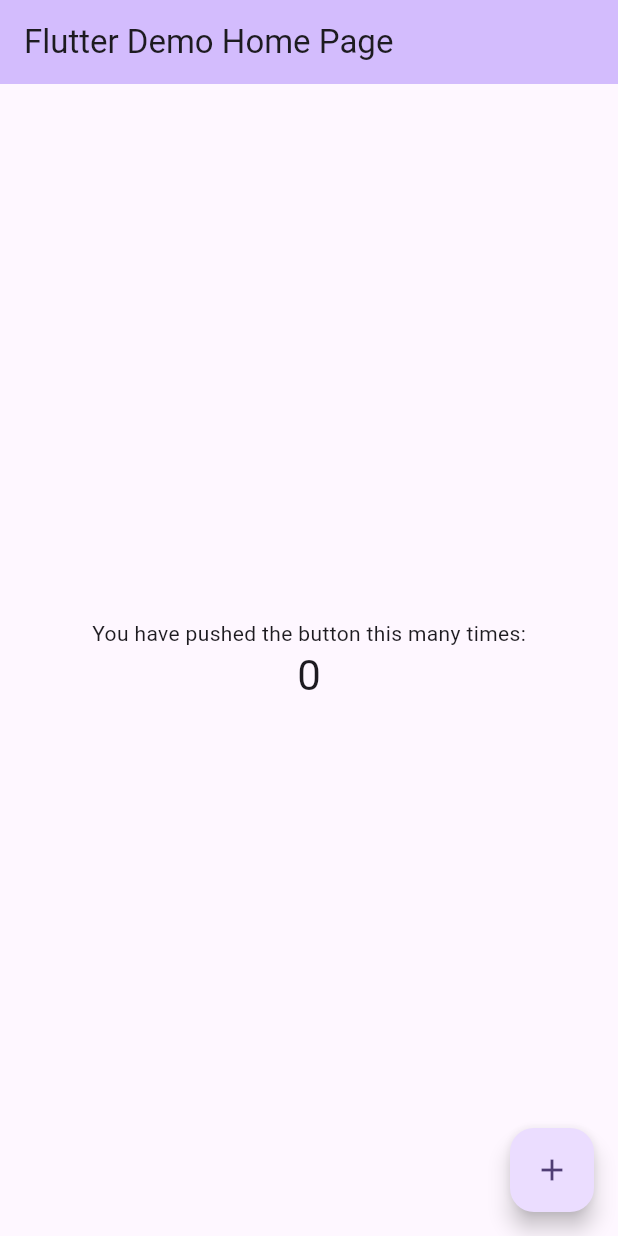
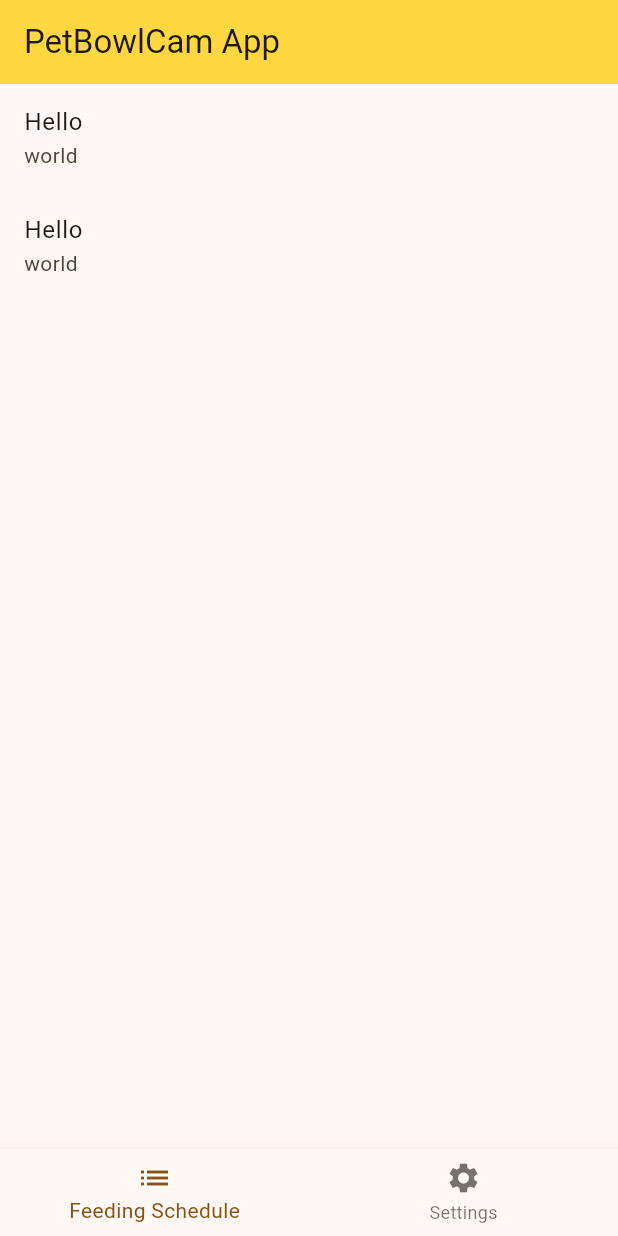
Before and after one commit to BryanEgbert/pet_bowl_cam_app, a Flutter app: the screen it shows after launch, on a phone screen of 412 x 824 dp. Run offline on Flutter 3.47's test engine with Material 3 defaults, Android fonts, the light colour scheme and no system bars.

```diff
--- a/lib/main.dart
+++ b/lib/main.dart
@@ -13,113 +13,53 @@ class MyApp extends StatelessWidget {
     return MaterialApp(
       title: 'Flutter Demo',
       theme: ThemeData(
-        // This is the theme of your application.
-        //
-        // TRY THIS: Try running your application with "flutter run". You'll see
-        // the application has a purple toolbar. Then, without quitting the app,
-        // try changing the seedColor in the colorScheme below to Colors.green
-        // and then invoke "hot reload" (save your changes or press the "hot
-        // reload" button in a Flutter-supported IDE, or press "r" if you used
-        // the command line to start the app).
-        //
-        // Notice that the counter didn't reset back to zero; the application
-        // state is not lost during the reload. To reset the state, use hot
-        // restart instead.
-        //
-        // This works for code too, not just values: Most code changes can be
-        // tested with just a hot reload.
-        colorScheme: ColorScheme.fromSeed(seedColor: Colors.deepPurple),
+        colorScheme: ColorScheme.fromSeed(seedColor: Colors.orange),
         useMaterial3: true,
+        visualDensity: VisualDensity.adaptivePlatformDensity,
       ),
-      home: const MyHomePage(title: 'Flutter Demo Home Page'),
+      home: const HomePage(),
     );
   }
 }
 
-class MyHomePage extends StatefulWidget {
-  const MyHomePage({super.key, required this.title});
-
-  // This widget is the home page of your application. It is stateful, meaning
-  // that it has a State object (defined below) that contains fields that affect
-  // how it looks.
-
-  // This class is the configuration for the state. It holds the values (in this
-  // case the title) provided by the parent (in this case the App widget) and
-  // used by the build method of the State. Fields in a Widget subclass are
-  // always marked "final".
-
-  final String title;
+class HomePage extends StatefulWidget {
+  const HomePage({Key? key}) : super(key: key);
 
   @override
-  State<MyHomePage> createState() => _MyHomePageState();
+  State<HomePage> createState() => _HomePageState();
 }
 
-class _MyHomePageState extends State<MyHomePage> {
-  int _counter = 0;
-
-  void _incrementCounter() {
-    setState(() {
-      // This call to setState tells the Flutter framework that something has
-      // changed in this State, which causes it to rerun the build method below
-      // so that the display can reflect the updated values. If we changed
-      // _counter without calling setState(), then the build method would not be
-      // called again, and so nothing would appear to happen.
-      _counter++;
-    });
-  }
-
+class _HomePageState extends State<HomePage> {
   @override
   Widget build(BuildContext context) {
-    // This method is rerun every time setState is called, for instance as done
-    // by the _incrementCounter method above.
-    //
-    // The Flutter framework has been optimized to make rerunning build methods
-    // fast, so that you can just rebuild anything that needs updating rather
-    // than having to individually change instances of widgets.
     return Scaffold(
       appBar: AppBar(
-        // TRY THIS: Try changing the color here to a specific color (to
-        // Colors.amber, perhaps?) and trigger a hot reload to see the AppBar
-        // change color while the other colors stay the same.
-        backgroundColor: Theme.of(context).colorScheme.inversePrimary,
-        // Here we take the value from the MyHomePage object that was created by
-        // the App.build method, and use it to set our appbar title.
-        title: Text(widget.title),
+        title: const Text("PetBowlCam App"),
+        backgroundColor: Colors.amberAccent,
       ),
-      body: Center(
-        // Center is a layout widget. It takes a single child and positions it
-        // in the middle of the parent.
-        child: Column(
-          // Column is also a layout widget. It takes a list of children and
-          // arranges them vertically. By default, it sizes itself to fit its
-          // children horizontally, and tries to be as tall as its parent.
-          //
-          // Column has various properties to control how it sizes itself and
-          // how it positions its children. Here we use mainAxisAlignment to
-          // center the children vertically; the main axis here is the vertical
-          // axis because Columns are vertical (the cross axis would be
-          // horizontal).
-          //
-          // TRY THIS: Invoke "debug painting" (choose the "Toggle Debug Paint"
-          // action in the IDE, or press "p" in the console), to see the
-          // wireframe for each widget.
-          mainAxisAlignment: MainAxisAlignment.center,
-          children: <Widget>[
-            const Text(
-              'You have pushed the button this many times:',
-            ),
-            Text(
-              '$_counter',
-              style: Theme.of(context).textTheme.headlineMedium,
-            ),
-          ],
-        ),
+      body: ListView.builder(
+        itemCount: 2,
+        itemBuilder: (BuildContext context, int index) {
+          return const ListTile(
+            title: Text("Hello"),
+            subtitle: Text("world"),
+          );
+        },
       ),
-      floatingActionButton: FloatingActionButton(
-        onPressed: _incrementCounter,
-        tooltip: 'Increment',
-        child: const Icon(Icons.add),
-      ), // This trailing comma makes auto-formatting nicer for build methods.
+      bottomNavigationBar: BottomNavigationBar(
+        currentIndex: 0,
+        onTap: (value) => {},
+        items: const [
+          BottomNavigationBarItem(
+            icon: Icon(Icons.list),
+            label: "Feeding Schedule",
+          ),
+          BottomNavigationBarItem(
+            icon: Icon(Icons.settings),
+            label: "Settings",
+          ),
+        ],
+      ),
     );
   }
 }
--- a/pubspec.yaml
+++ b/pubspec.yaml
@@ -35,6 +35,8 @@ dependencies:
   # The following adds the Cupertino Icons font to your application.
   # Use with the CupertinoIcons class for iOS style icons.
   cupertino_icons: ^1.0.2
+  mobx: ^2.2.3
+  flutter_mobx: ^2.2.0+1
 
 dev_dependencies:
   flutter_test:
@@ -45,7 +47,9 @@ dev_dependencies:
   # activated in the `analysis_options.yaml` file located at the root of your
   # package. See that file for information about deactivating specific lint
   # rules and activating additional ones.
-  flutter_lints: ^2.0.0
+  flutter_lints: ^3.0.1
+  build_runner: ^2.4.7
+  mobx_codegen: ^2.4.0
 
 # For information on the generic Dart part of this file, see the
 # following page: https://dart.dev/tools/pub/pubspec
```
